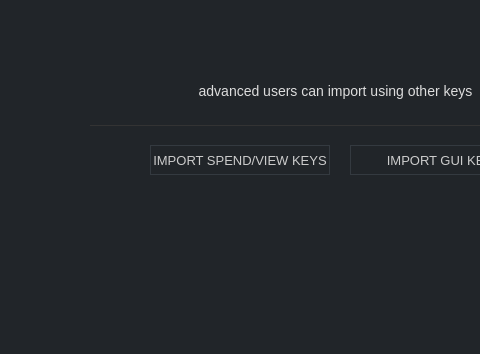
This is src/gui/ui/welcomeframe.ui in ConcealNetwork/conceal-desktop as Qt 5 draws it before an edit; both pictures show x 291 to 771 and y 346 to 700 of the 1270 by 700 pixel window. The edited form follows.
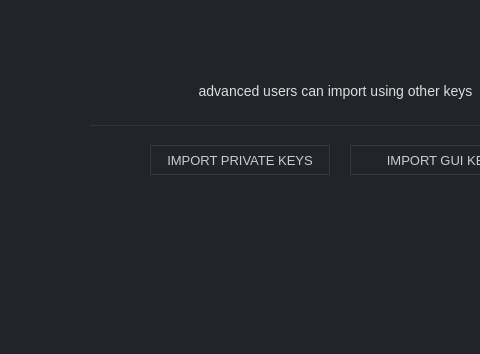
This is the edited form. Icons and pictures are not drawn.

Commit message: Update private key titles

What changed in the file:
```diff
--- a/src/gui/ui/welcomeframe.ui
+++ b/src/gui/ui/welcomeframe.ui
@@ -859,7 +859,7 @@
 QPushButton#spendkeyButton:hover {color: #ddd; border: 2px solid #444; font-size: 13px; background-color: #212529;}</string>
        </property>
        <property name="text">
-        <string>IMPORT SPEND/VIEW KEYS</string>
+        <string>IMPORT PRIVATE KEYS</string>
        </property>
       </widget>
       <widget class="QPushButton" name="guikeyButton">
```
